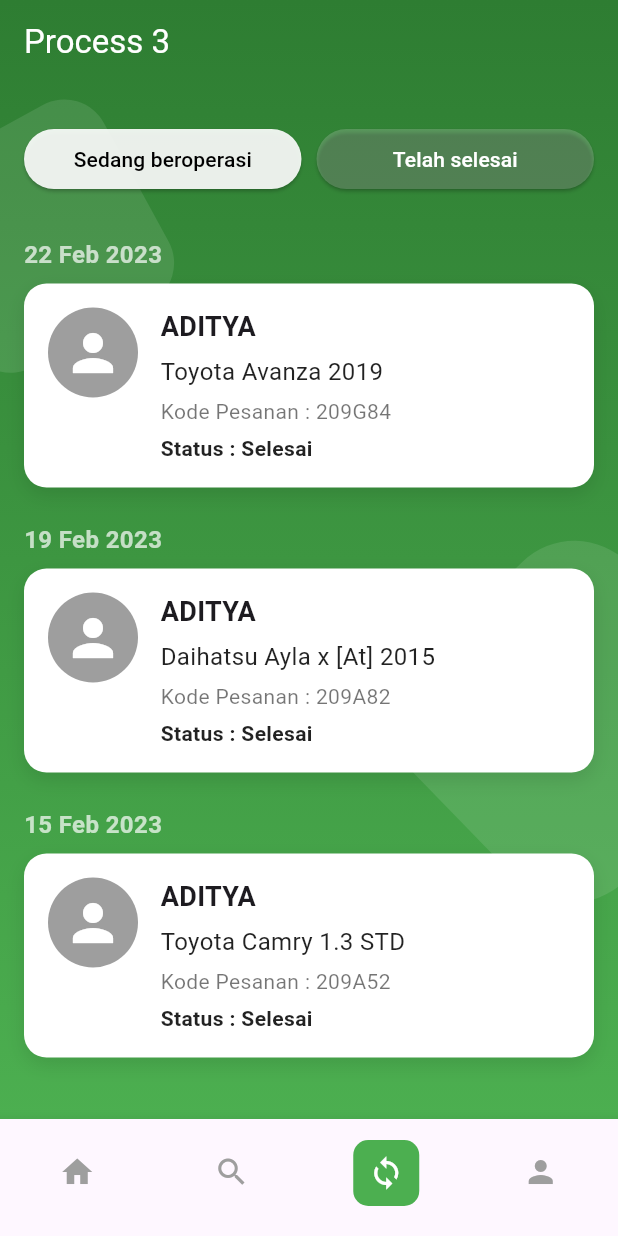
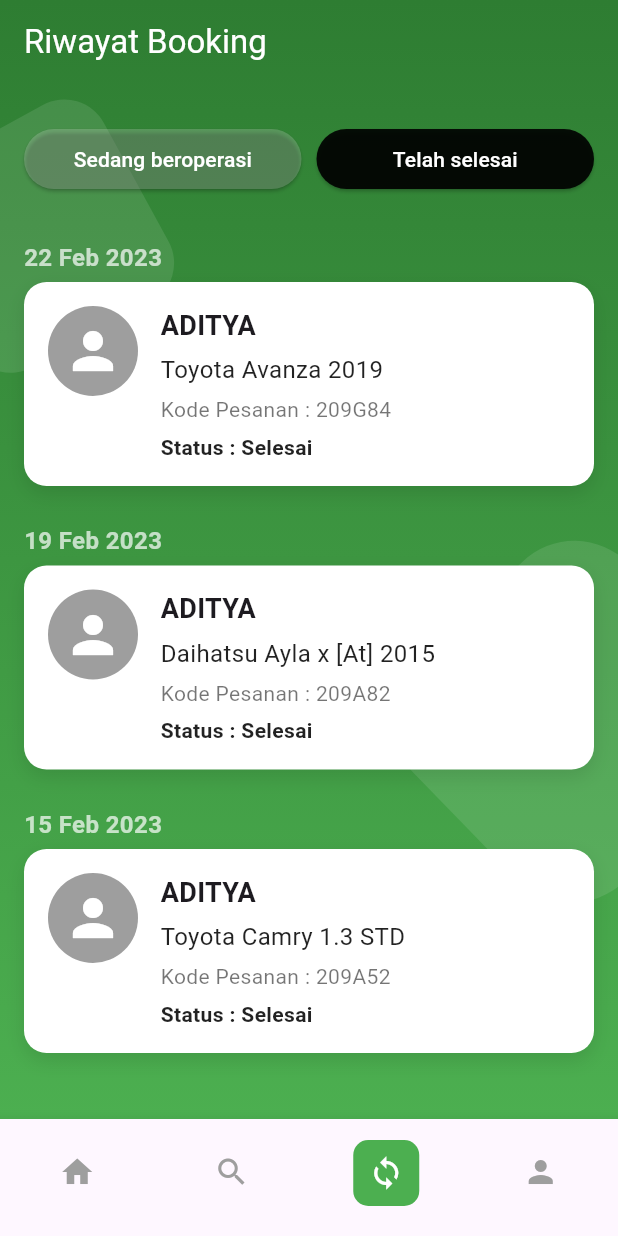
Before and after one commit to Rendi2003/kerja-peraktek, a Flutter app: the Process3Screen screen opened directly, on a phone screen of 412 x 824 dp. Run offline on Flutter 3.47's test engine with Material 3 defaults, Android fonts, the light colour scheme and no system bars; our stand-ins replace google_maps_flutter, image_picker, shared_preferences; accounts and stored records are empty.

Commit message:
update tampilan

```diff
--- a/lib/screens/booking_process/booking_step3.dart
+++ b/lib/screens/booking_process/booking_step3.dart
@@ -1,8 +1,5 @@
 import 'package:flutter/material.dart';
-
-void main() {
-  runApp(const BookingStep3());
-}
+import 'booking_step1.dart';
 
 class BookingStep3 extends StatelessWidget {
   const BookingStep3({super.key});
@@ -10,6 +7,7 @@
   @override
   Widget build(BuildContext context) {
     return MaterialApp(
+      debugShowCheckedModeBanner: false,
       title: 'Process App',
       theme: ThemeData(
         primarySwatch: Colors.green,
@@ -28,44 +26,42 @@
 }
 
 class _Process3ScreenState extends State<Process3Screen> {
-  int _selectedIndex = 2; // Index for "Process" icon
-  bool _showSedangBeroperasi = true; // State for the two top buttons
+  int _selectedIndex = 2;
 
   void _onItemTapped(int index) {
-    setState(() {
-      _selectedIndex = index;
-    });
+    setState(() => _selectedIndex = index);
+    if (index == 0) {
+      Navigator.pushReplacementNamed(context, '/home');
+    } else if (index == 1) {
+      Navigator.pushReplacementNamed(context, '/car-search');
+    } else if (index == 2) {
+      // Stay on current
+    } else if (index == 3) {
+      Navigator.pushReplacementNamed(context, '/profile');
+    }
   }
 
   @override
   Widget build(BuildContext context) {
     return Scaffold(
       appBar: AppBar(
-        title: const Text(
-          'Process 3',
-          style: TextStyle(color: Colors.white),
+        title: const Text('Riwayat Booking',
+            style: TextStyle(color: Colors.white)),
+        backgroundColor: Colors.transparent,
+        elevation: 0,
       ),
-        backgroundColor: Colors.transparent, // Make app bar transparent
-        elevation: 0, // Remove shadow
-      ),
-      extendBodyBehindAppBar:
-          true, // Extend body behind the app bar for the gradient
+      extendBodyBehindAppBar: true,
       body: Stack(
         children: [
-          // Background gradient/color
           Container(
             decoration: const BoxDecoration(
               gradient: LinearGradient(
                 begin: Alignment.topCenter,
                 end: Alignment.bottomCenter,
-                colors: [
-                  Color(0xFF2E7D32), // Darker green top
-                  Color(0xFF4CAF50), // Lighter green bottom
-                ],
+                colors: [Color(0xFF2E7D32), Color(0xFF4CAF50)],
               ),
             ),
           ),
-          // Background shapes (simplified for demonstration)
           Positioned(
             top: MediaQuery.of(context).size.height * 0.1,
             left: -50,
@@ -96,106 +92,72 @@
               ),
             ),
           ),
-          // Main content
           SafeArea(
-            child: SingleChildScrollView(
+            child: Padding(
               padding: const EdgeInsets.all(16.0),
               child: Column(
-                crossAxisAlignment: CrossAxisAlignment.start,
                 children: [
-                  const SizedBox(height: 10), // Space below app bar title
+                  const SizedBox(height: 10),
                   Row(
-                    mainAxisAlignment: MainAxisAlignment.spaceBetween,
                     children: [
                       Expanded(
                         child: ElevatedButton(
                           onPressed: () {
-                            setState(() {
-                              _showSedangBeroperasi = true;
-                            });
+                            Navigator.pushReplacement(
+                              context,
+                              MaterialPageRoute(
+                                  builder: (context) => const BookingStep1()),
+                            );
                           },
                           style: ElevatedButton.styleFrom(
-                            backgroundColor: _showSedangBeroperasi
-                                ? Colors.white.withOpacity(0.9)
-                                : Colors.white.withOpacity(0.2),
+                            backgroundColor: Colors.white.withOpacity(0.2),
                             shape: RoundedRectangleBorder(
                               borderRadius: BorderRadius.circular(20),
                             ),
                             padding: const EdgeInsets.symmetric(vertical: 10),
                           ),
-                          child: Text(
+                          child: const Text(
                             'Sedang beroperasi',
-                            style: TextStyle(
-                              color: _showSedangBeroperasi
-                                  ? Colors.black
-                                  : Colors.white,
-                              fontSize: 14,
-                            ),
+                            style: TextStyle(color: Colors.white, fontSize: 14),
                           ),
                         ),
                       ),
                       const SizedBox(width: 10),
                       Expanded(
                         child: ElevatedButton(
-                          onPressed: () {
-                            setState(() {
-                              _showSedangBeroperasi = false;
-                            });
-                          },
+                          onPressed: () {},
                           style: ElevatedButton.styleFrom(
-                            backgroundColor: !_showSedangBeroperasi
-                                ? Colors.black.withOpacity(
-                                    0.7) // Darker for "Telah selesai"
-                                : Colors.white.withOpacity(0.2),
+                            backgroundColor: Colors.black.withOpacity(0.9),
                             shape: RoundedRectangleBorder(
                               borderRadius: BorderRadius.circular(20),
                             ),
                             padding: const EdgeInsets.symmetric(vertical: 10),
                           ),
-                          child: Text(
+                          child: const Text(
                             'Telah selesai',
-                            style: TextStyle(
-                              color: !_showSedangBeroperasi
-                                  ? Colors.white
-                                  : Colors.white,
-                              fontSize: 14,
-                            ),
+                            style: TextStyle(color: Colors.white, fontSize: 14),
                           ),
                         ),
                       ),
                     ],
                   ),
                   const SizedBox(height: 20),
-                  // List of process items
-                  _buildProcessSection('22 Feb 2023', [
-                    _ProcessCard(
-                      userName: 'ADITYA',
-                      carInfo: 'Toyota Avanza 2019',
-                      orderCode: '209G84',
-                      status: 'Selesai',
+                  Expanded(
+                    child: ListView(
+                      children: [
+                        _buildProcessSection(
+                            '22 Feb 2023', 'Toyota Avanza 2019', '209G84'),
+                        _buildProcessSection('19 Feb 2023',
+                            'Daihatsu Ayla x [At] 2015', '209A82'),
+                        _buildProcessSection(
+                            '15 Feb 2023', 'Toyota Camry 1.3 STD', '209A52'),
+                      ],
                     ),
-                  ]),
-                  _buildProcessSection('19 Feb 2023', [
-                    _ProcessCard(
-                      userName: 'ADITYA',
-                      carInfo: 'Daihatsu Ayla x [At] 2015',
-                      orderCode: '209A82',
-                      status: 'Selesai',
-                    ),
-                  ]),
-                  _buildProcessSection('15 Feb 2023', [
-                    _ProcessCard(
-                      userName: 'ADITYA',
-                      carInfo: 'Toyota Camry 1.3 STD',
-                      orderCode: '209A52',
-                      status: 'Selesai',
-                    ),
-                  ]),
-                  const SizedBox(height: 20), // Space at bottom before nav bar
+                  )
                 ],
               ),
             ),
-          ),
+          )
         ],
       ),
       bottomNavigationBar: BottomNavigationBar(
@@ -214,12 +176,10 @@
             icon: Container(
               padding: const EdgeInsets.all(10),
               decoration: BoxDecoration(
-                color: const Color(
-                    0xFF4CAF50), // Green background for process button
+                color: const Color(0xFF4CAF50),
                 borderRadius: BorderRadius.circular(10),
               ),
-              child: const Icon(Icons.sync,
-                  color: Colors.white), // Sync icon for process
+              child: const Icon(Icons.sync, color: Colors.white),
             ),
             label: 'Process',
           ),
@@ -230,61 +190,29 @@
           ),
         ],
         currentIndex: _selectedIndex,
-        selectedItemColor:
-            Colors.green, // This won't directly affect the custom middle button
         onTap: _onItemTapped,
         showSelectedLabels: false,
         showUnselectedLabels: false,
-        type: BottomNavigationBarType.fixed, // Ensures all items are visible
+        type: BottomNavigationBarType.fixed,
       ),
     );
   }
 
-  Widget _buildProcessSection(String date, List<Widget> cards) {
+  Widget _buildProcessSection(String date, String car, String code) {
     return Column(
       crossAxisAlignment: CrossAxisAlignment.start,
       children: [
-        Padding(
-          padding: const EdgeInsets.symmetric(vertical: 8.0),
-          child: Text(
-            date,
+        const SizedBox(height: 10),
+        Text(date,
             style: const TextStyle(
                 color: Colors.white70,
                 fontSize: 16,
-              fontWeight: FontWeight.bold,
-            ),
-          ),
-        ),
-        ...cards
-            .map((card) => Padding(
-                  padding: const EdgeInsets.only(
-                      bottom: 15.0), // Space between cards
-                  child: card,
-                ))
-            .toList(),
-      ],
-    );
-  }
-}
-
-class _ProcessCard extends StatelessWidget {
-  final String userName;
-  final String carInfo;
-  final String orderCode;
-  final String status;
-
-  const _ProcessCard({
-    required this.userName,
-    required this.carInfo,
-    required this.orderCode,
-    required this.status,
-  });
-
-  @override
-  Widget build(BuildContext context) {
-    return Container(
+                fontWeight: FontWeight.bold)),
+        const SizedBox(height: 5),
+        Container(
           width: double.infinity,
           padding: const EdgeInsets.all(16.0),
+          margin: const EdgeInsets.only(bottom: 15),
           decoration: BoxDecoration(
             color: Colors.white,
             borderRadius: BorderRadius.circular(15),
@@ -292,8 +220,7 @@
               BoxShadow(
                   color: Colors.black.withOpacity(0.1),
                   blurRadius: 10,
-            offset: const Offset(0, 5),
-          ),
+                  offset: const Offset(0, 5))
             ],
           ),
           child: Row(
@@ -309,43 +236,30 @@
                 child: Column(
                   crossAxisAlignment: CrossAxisAlignment.start,
                   children: [
-                Text(
-                  userName,
+                    const Text('ADITYA',
+                        style: TextStyle(
+                            fontWeight: FontWeight.bold, fontSize: 18)),
+                    const SizedBox(height: 5),
+                    Text(car,
                         style: const TextStyle(
-                    fontWeight: FontWeight.bold,
-                    fontSize: 18,
-                  ),
-                ),
+                            fontSize: 16, color: Colors.black87)),
                     const SizedBox(height: 5),
-                Text(
-                  carInfo,
+                    Text('Kode Pesanan : $code',
                         style: const TextStyle(
-                    fontSize: 16,
-                    color: Colors.black87,
-                  ),
-                ),
+                            fontSize: 14, color: Colors.black54)),
                     const SizedBox(height: 5),
-                Text(
-                  'Kode Pesanan : $orderCode',
-                  style: const TextStyle(
-                    fontSize: 14,
-                    color: Colors.black54,
-                  ),
-                ),
-                const SizedBox(height: 5),
-                Text(
-                  'Status : $status',
-                  style: const TextStyle(
+                    const Text('Status : Selesai',
+                        style: TextStyle(
                             fontSize: 14,
                             fontWeight: FontWeight.bold,
-                    color: Colors.black87,
-                  ),
-                ),
+                            color: Colors.black87)),
                   ],
                 ),
-          ),
+              )
             ],
           ),
+        )
+      ],
     );
   }
 }
```
Also changed, not shown: lib/screens/booking_process/booking_step1.dart (+170 -88 lines). Lines whose indentation alone changed are shown as unchanged.
